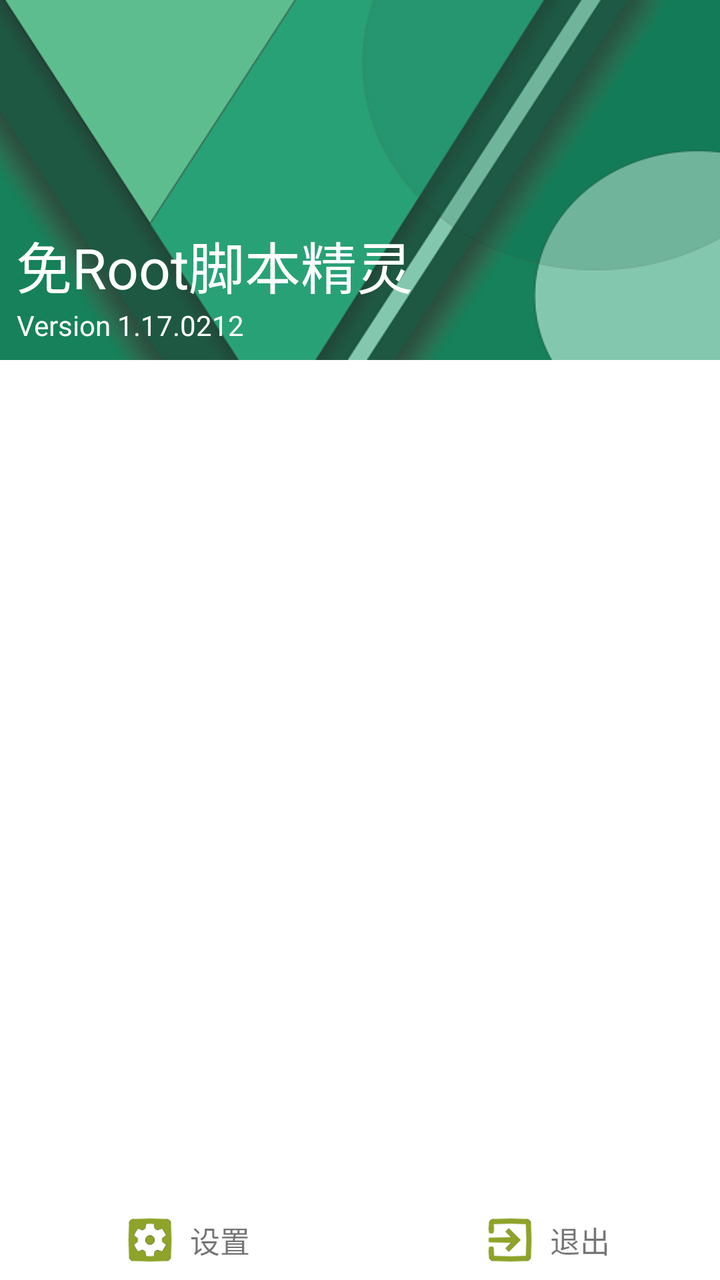
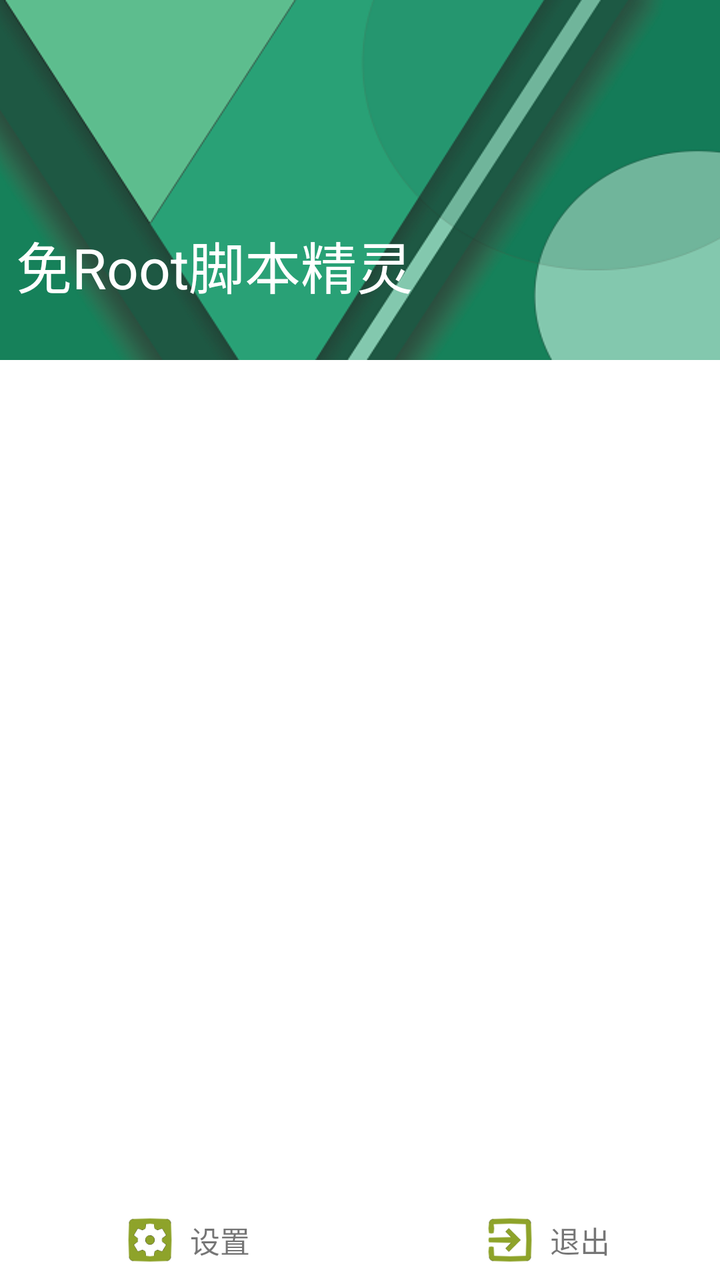

Before-and-after screenshots of an Android layout around one commit, followed by the original layout XML and the change that was made.
<!-- AndroidManifest.xml: application theme AppTheme -->
<!-- res/layout/drawer.xml -->
<?xml version="1.0" encoding="utf-8"?>
<LinearLayout xmlns:android="http://schemas.android.com/apk/res/android"
              xmlns:tools="http://schemas.android.com/tools"
              android:layout_width="match_parent"
              android:layout_height="match_parent"
              android:background="@android:color/white"
              android:clickable="true"
              android:fitsSystemWindows="false"
              android:importantForAccessibility="no"
              android:orientation="vertical">

    <RelativeLayout
        android:layout_width="match_parent"
        android:layout_height="180dp"
        android:layout_marginBottom="5dp">

        <ImageView
            android:layout_width="match_parent"
            android:layout_height="match_parent"
            android:scaleType="fitXY"
            android:src="@drawable/slide_menu_img"/>

        <TextView
            android:id="@+id/version"
            android:layout_width="wrap_content"
            android:layout_height="wrap_content"
            android:layout_alignParentBottom="true"
            android:layout_marginBottom="8dp"
            android:layout_marginLeft="8dp"
            android:gravity="center"
            android:text="@string/version"
            android:textColor="@android:color/white"
            android:textSize="14sp"/>


        <TextView
            android:id="@+id/app_name"
            android:layout_width="wrap_content"
            android:layout_height="wrap_content"
            android:layout_above="@id/version"
            android:layout_marginLeft="8dp"
            android:gravity="center"
            android:text="@string/app_name"
            android:textColor="@android:color/white"
            android:textSize="28sp"/>


    </RelativeLayout>


    <LinearLayout
        android:layout_width="match_parent"
        android:layout_height="match_parent"
        android:orientation="vertical">

        <FrameLayout
            android:id="@+id/fragment_slide_menu"
            android:layout_width="match_parent"
            android:layout_height="0dp"
            android:layout_weight="1"/>

        <LinearLayout
            android:layout_width="match_parent"
            android:layout_height="40dp"
            android:layout_gravity="bottom">

            <LinearLayout
                android:id="@+id/setting"
                android:layout_width="0dp"
                android:layout_height="match_parent"
                android:layout_weight="1"
                android:background="?selectableItemBackground"
                android:gravity="center"
                android:orientation="horizontal">

                <ImageView
                    android:layout_width="40dp"
                    android:layout_height="40dp"
                    android:padding="6dp"
                    android:src="@drawable/ic_settings_applications_green_48dp"/>

                <TextView
                    android:layout_width="wrap_content"
                    android:layout_height="wrap_content"
                    android:gravity="center"
                    android:text="@string/text_setting"
                    android:textSize="15sp"/>
            </LinearLayout>

            <LinearLayout
                android:id="@+id/exit"
                android:layout_width="0dp"
                android:layout_height="match_parent"
                android:layout_weight="1"
                android:background="?selectableItemBackground"
                android:gravity="center"
                android:orientation="horizontal">

                <ImageView
                    android:layout_width="40dp"
                    android:layout_height="40dp"
                    android:padding="6dp"
                    android:src="@drawable/ic_exit_to_app_green_48dp"/>

                <TextView
                    android:layout_width="wrap_content"
                    android:layout_height="wrap_content"
                    android:gravity="center"
                    android:text="@string/text_exit"
                    android:textSize="15sp"/>
            </LinearLayout>
        </LinearLayout>

    </LinearLayout>


</LinearLayout>
<!-- resources referenced by this layout -->
<resources>
  <!-- drawable ic_exit_to_app_green_48dp: png bitmap (drawable, 1545 bytes) -->
  <!-- drawable ic_settings_applications_green_48dp: png bitmap (drawable, 2852 bytes) -->
  <!-- drawable slide_menu_img: png bitmap (drawable, 59736 bytes) -->
  <string name="app_name">免Root脚本精灵</string>
  <string name="text_exit">退出</string>
  <string name="text_setting">设置</string>
  <string name="version">Version 1.17.0212</string>
  <style name="AppTheme" parent="Theme.AppCompat.Light.NoActionBar">
          
          <item name="colorPrimary">@color/colorPrimary</item>
          <item name="colorPrimaryDark">@color/colorPrimaryDark</item>
          <item name="colorAccent">@color/colorAccent</item>
      </style>
  <color name="colorPrimary">#8ea22a</color>
  <color name="colorPrimaryDark">#5e6b1e</color>
  <color name="colorAccent">#8ea22a</color>
</resources>

<!-- the commit's change to res/layout/drawer.xml (unified diff, before → after) -->
@@ -28,7 +28,6 @@
             android:layout_marginBottom="8dp"
             android:layout_marginLeft="8dp"
             android:gravity="center"
-            android:text="@string/version"
             android:textColor="@android:color/white"
             android:textSize="14sp"/>
 
@@ -40,7 +39,7 @@
             android:layout_above="@id/version"
             android:layout_marginLeft="8dp"
             android:gravity="center"
-            android:text="@string/app_name"
+            android:text="@string/_app_name"
             android:textColor="@android:color/white"
             android:textSize="28sp"/>
 
<!-- resource entries referenced after the edit -->
@@ -3,10 +3,9 @@
   <!-- drawable ic_exit_to_app_green_48dp: png bitmap (drawable, 1545 bytes) -->
   <!-- drawable ic_settings_applications_green_48dp: png bitmap (drawable, 2852 bytes) -->
   <!-- drawable slide_menu_img: png bitmap (drawable, 59736 bytes) -->
-  <string name="app_name">免Root脚本精灵</string>
+  <string name="_app_name">免Root脚本精灵</string>
   <string name="text_exit">退出</string>
   <string name="text_setting">设置</string>
-  <string name="version">Version 1.17.0212</string>
   <style name="AppTheme" parent="Theme.AppCompat.Light.NoActionBar">
           
           <item name="colorPrimary">@color/colorPrimary</item>
